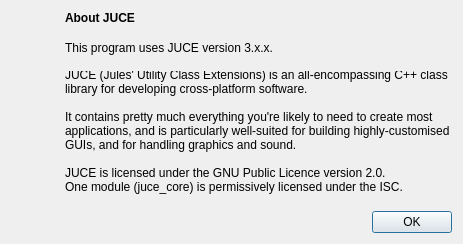
Before: the Qt Designer form resources/ui/carla_about_juce.ui in falkTX/Carla, drawn with Qt 5.
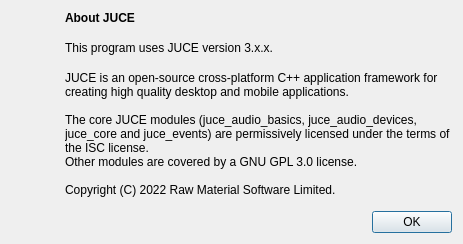
After: the same form once the commit is applied. Icons and pictures are not drawn.

Commit message: Update copyright information related to JUCE

Patch:
```diff
--- a/resources/ui/carla_about_juce.ui
+++ b/resources/ui/carla_about_juce.ui
@@ -104,14 +104,12 @@
      <item>
       <widget class="QLabel" name="l_text3">
        <property name="text">
-        <string>JUCE (Jules' Utility Class Extensions) is an all-encompassing C++ class library for developing cross-platform software.
+        <string>JUCE is an open-source cross-platform C++ application framework for creating high quality desktop and mobile applications.
 
-It contains pretty much everything you're likely to need to create most applications, and is particularly well-suited for building highly-customised GUIs, and for handling graphics and sound.
+The core JUCE modules (juce_audio_basics, juce_audio_devices, juce_core and juce_events) are permissively licensed under the terms of the ISC license.
+Other modules are covered by a GNU GPL 3.0 license.
 
-JUCE is licensed under the GNU Public Licence version 2.0.
-One module (juce_core) is permissively licensed under the ISC.
-
-Copyright (C) 2017 ROLI Ltd.</string>
+Copyright (C) 2022 Raw Material Software Limited.</string>
        </property>
        <property name="wordWrap">
         <bool>true</bool>
```
